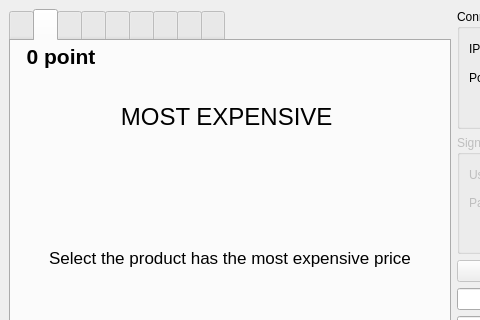
Old version of the form CTRP_Client/mainwindow.ui in the repository Hadayxinchao/WhoIsTheMillionaire; both pictures show x 0 to 480 and y 0 to 320 of the 1355 by 739 pixel window.
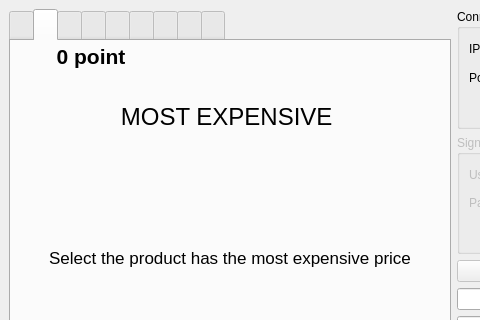
New version of the form. The open tabs and pages were chosen to show the change. Icons and pictures are not drawn.

```diff
--- a/CTRP_Client/mainwindow.ui
+++ b/CTRP_Client/mainwindow.ui
@@ -313,6 +313,18 @@
               </property>
             </widget>
             <widget class="QLabel" name="singleScore_ME">
+              <property name="minimumSize">
+                <size>
+                  <width>160</width>
+                  <height>0</height>
+                </size>
+              </property>
+              <property name="maximumSize">
+                <size>
+                  <width>200</width>
+                  <height>16777215</height>
+                </size>
+              </property>
               <property name="font">
                 <font>
                   <pointsize>16</pointsize>
```
Left out of the diff: 45 changed lines with no effect on the pictures. Lines whose indentation alone changed are shown as unchanged.
